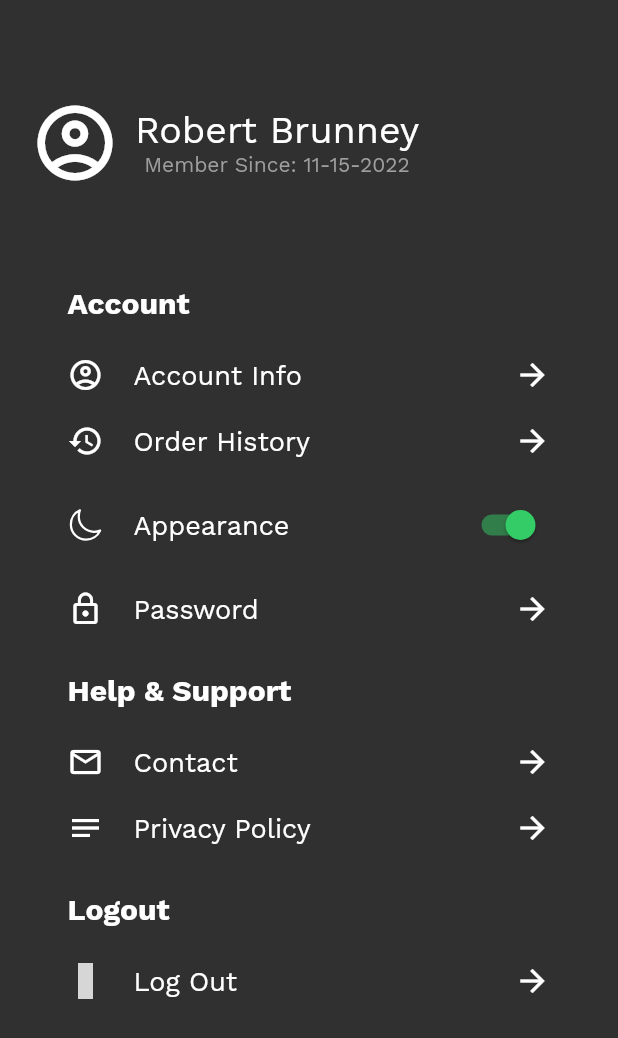
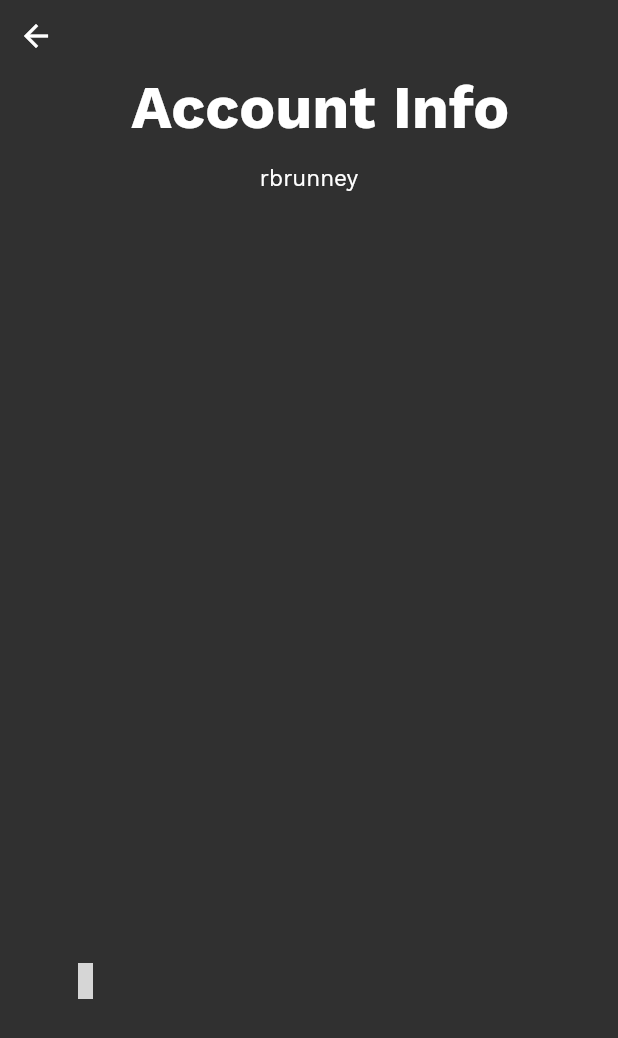
Before and after one commit to rbrunney/InvestEd, a Flutter app: the AccountPage screen opened directly, after a tap on "Account Info", on a phone screen of 412 x 824 dp. Shown: the top 1038 px of the screen. Run offline on Flutter 3.47's test engine with Material 2 defaults, Android fonts, the phone set to English and light mode, and no system bars; our stand-ins replace fl_chart, flutter_vector_icons, page_transition, syncfusion_flutter_gauges; grey boxes are pictures that could not be loaded.

Commit message:
Working on Appearance Error
Working on Appearance Error, the only issue currently is that within the account page it is no working, but every where else it is working

```diff
--- /dev/null
+++ b/InvestEd/Front End/invested/lib/pages/account/account_settings/account_info_page.dart
@@ -0,0 +1,31 @@
+import 'package:flutter/material.dart';
+import 'package:invested/util/custom_text.dart';
+import 'package:invested/util/to_previous_page.dart';
+
+import '../../../util/page_title.dart';
+
+class AccountInfoPage extends StatelessWidget {
+  const AccountInfoPage({Key? key}) : super(key: key);
+
+  @override
+  Widget build(BuildContext context) {
+    return SafeArea(
+      child: Scaffold(
+        body: SingleChildScrollView(
+          child: Column(
+            children: [
+              const ToPrevPage(),
+              const PageTitle(
+                alignment: Alignment.center,
+                title: "Account Info",
+              ),
+              CustomText(
+                text: "rbrunney",
+              )
+            ],
+          ),
+        ),
+      )
+    );
+  }
+}
--- a/InvestEd/Front End/invested/lib/pages/account/account_settings/account_settings.dart
+++ b/InvestEd/Front End/invested/lib/pages/account/account_settings/account_settings.dart
@@ -2,14 +2,13 @@ import 'package:flutter/material.dart';
 import 'package:flutter_vector_icons/flutter_vector_icons.dart';
 import 'package:invested/pages/account/account_settings/order_history_page.dart';
 import 'package:invested/pages/account/settings_tab.dart';
-import 'package:invested/pages/login/change_password_page.dart';
 import 'package:invested/pages/login/forgot_password_page.dart';
-import 'package:invested/pages/login/verification_code_page.dart';
 import 'package:invested/util/global_styling.dart' as global_styling;
 import 'package:page_transition/page_transition.dart';
 
 import '../../../util/custom_text.dart';
 import '../../../util/page_title.dart';
+import 'account_info_page.dart';
 
 class AccountSettings extends StatefulWidget {
   const AccountSettings({Key? key}) : super(key: key);
@@ -19,8 +18,6 @@ class AccountSettings extends StatefulWidget {
 }
 
 class _AccountSettingsState extends State<AccountSettings> {
-  bool darkMode = true;
-
   @override
   Widget build(BuildContext context) {
     return Container(
@@ -37,7 +34,13 @@ class _AccountSettingsState extends State<AccountSettings> {
             SettingsTab(
               iconData: Icons.account_circle_outlined,
               name: "Account Info",
-              onTap: () {},
+              onTap: () {
+                Navigator.push(
+                    context,
+                    PageTransition(
+                        child: const AccountInfoPage(),
+                        type: PageTransitionType.rightToLeftWithFade));
+              },
             ),
             SettingsTab(
               iconData: Icons.history,
@@ -63,9 +66,8 @@ class _AccountSettingsState extends State<AccountSettings> {
                     const Spacer(),
                     Switch(
                       activeColor: Color(global_styling.LOGO_COLOR),
-                        value: darkMode,
+                        value: global_styling.ThemeChanger.isDark,
                         onChanged: (value) => setState(() {
-                          darkMode = !darkMode;
                           global_styling.currentTheme.switchTheme();
                         }
                       )
--- a/InvestEd/Front End/invested/lib/util/custom_text.dart
+++ b/InvestEd/Front End/invested/lib/util/custom_text.dart
@@ -38,7 +38,7 @@ class _CustomTextState extends State<CustomText> {
           style: TextStyle(
               fontFamily: global_styling.TEXT_FONT,
               fontSize: widget.fontSize,
-            color: widget.color
+            color: global_styling.ThemeChanger.isDark ? widget.color : (widget.color == Colors.white ? Colors.black : widget.color)
           ),
         )
     );
```
